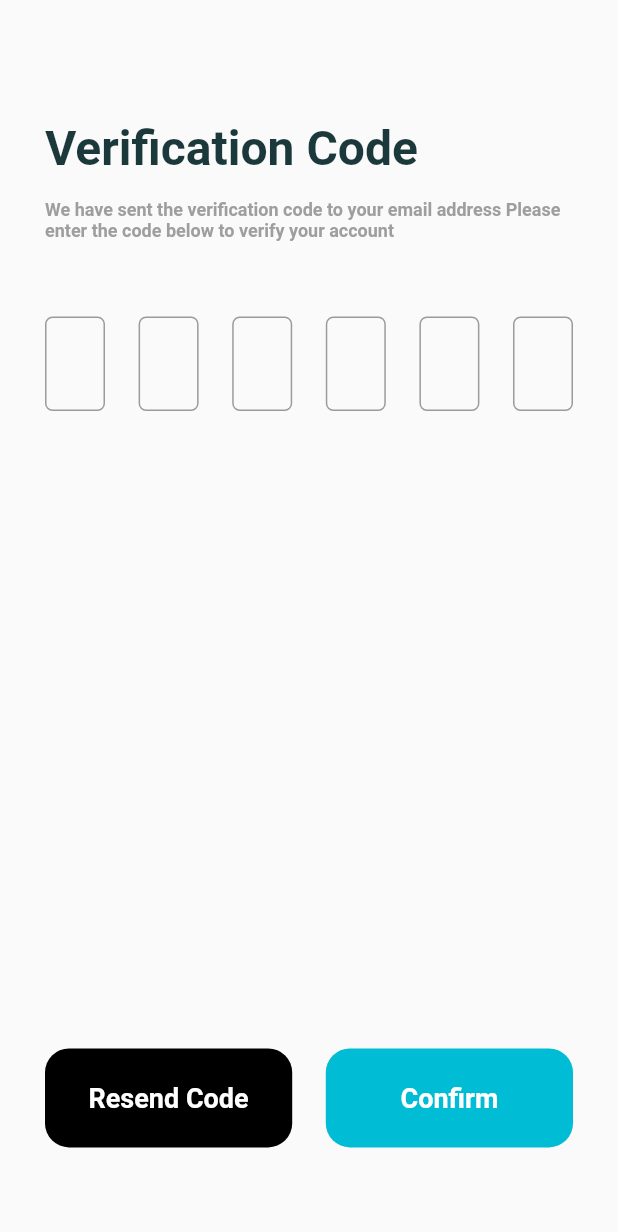
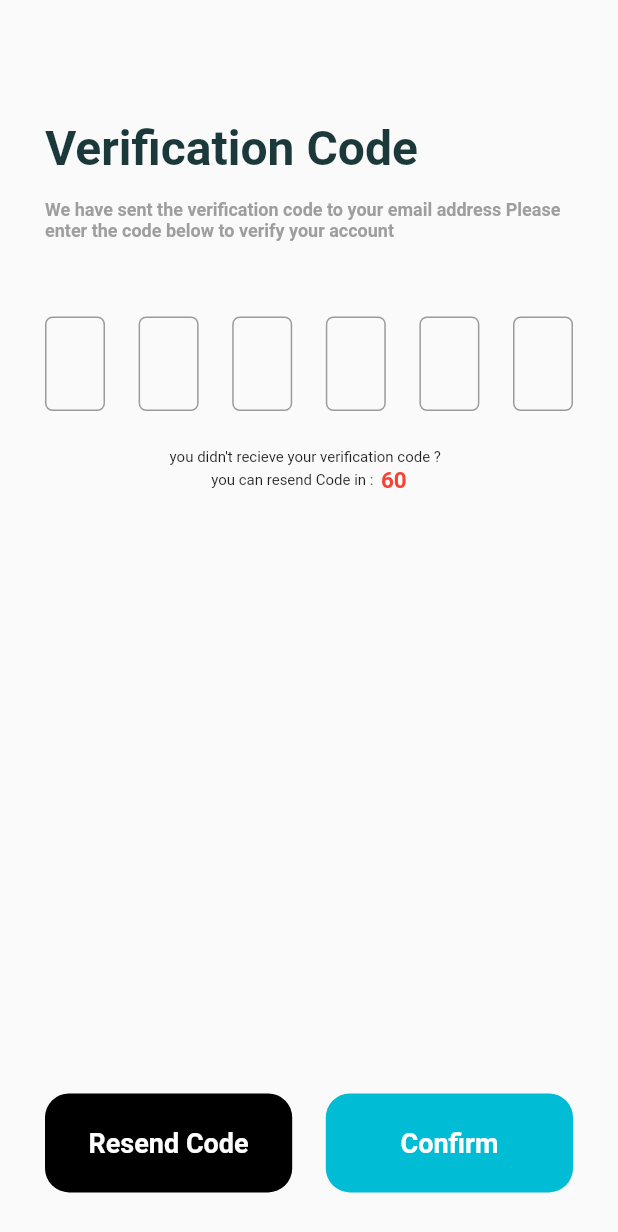
Before and after one commit to samitfifha/Learnify, a Flutter app: the screen it shows after launch, on a phone screen of 412 x 824 dp. Shown: the top 1232 px of the screen. Run offline on Flutter 3.47's test engine with Material 2 defaults, Android fonts, the light colour scheme and no system bars; drawn by our look-alikes of overlay_support; our stand-ins replace cached_network_image, carousel_slider, chewie, dio, file, file_picker and 8 more; missing offline and left inert: flutter_pdfview, footer, jitsi_meet, square_in_app_payments; Roboto replaces fonts that are missing (Circular).

Commit message:
v2.5.2 hide upload file if meet checked in addLesson screen, Forget Password, Reset password, pincode  screens added

```diff
--- a/lib/User Screens/pin_verif_pass.dart
+++ b/lib/User Screens/pin_verif_pass.dart
@@ -14,12 +14,38 @@ class Pin_verif extends StatefulWidget {
 class _Pin_verifState extends State<Pin_verif> {
   static const maxSeconds = 60;
   int seconds = maxSeconds;
+
+  int count = 60;
+
+  /// declare a timer
   Timer? timer;
 
-  startTimer() {
-    timer = Timer(Duration(seconds: 1), () {
-      setState(() => seconds--);
-    });
+  @override
+  void initState() {
+    super.initState();
+
+    /// Initialize a periodic timer with 1 second duration
+    timer = Timer.periodic(
+      const Duration(seconds: 1),
+      (timer) {
+        /// callback will be executed every 1 second, increament a count value
+        /// on each callback
+        if (seconds > 0) {
+          setState(() {
+            seconds--;
+          });
+        } else {
+          /// stop timer if count value is greater than maxSeconds
+          timer.cancel();
+        }
+      },
+    );
+  }
+
+  @override
+  void dispose() {
+    super.dispose();
+    timer?.cancel();
   }
 
   @override
@@ -57,6 +83,36 @@ class _Pin_verifState extends State<Pin_verif> {
               OtpForm(),
               SizedBox(
                 height: 20,
+              ),
+              Center(
+                child: Text(
+                  "you didn't recieve your verification code ?  ",
+                  style: TextStyle(
+                    fontSize: 10,
+                  ),
+                ),
+              ),
+              Row(
+                mainAxisAlignment: MainAxisAlignment.center,
+                children: [
+                  Text(
+                    'you can resend Code in :',
+                    style: TextStyle(
+                      fontSize: 10,
+                    ),
+                  ),
+                  SizedBox(
+                    width: 5,
+                  ),
+                  Text(
+                    '$count',
+                    style: TextStyle(
+                      color: Colors.red,
+                      fontSize: 15,
+                      fontWeight: FontWeight.bold,
+                    ),
+                  ),
+                ],
               ),
               SizedBox(
                 height: 400,
```
